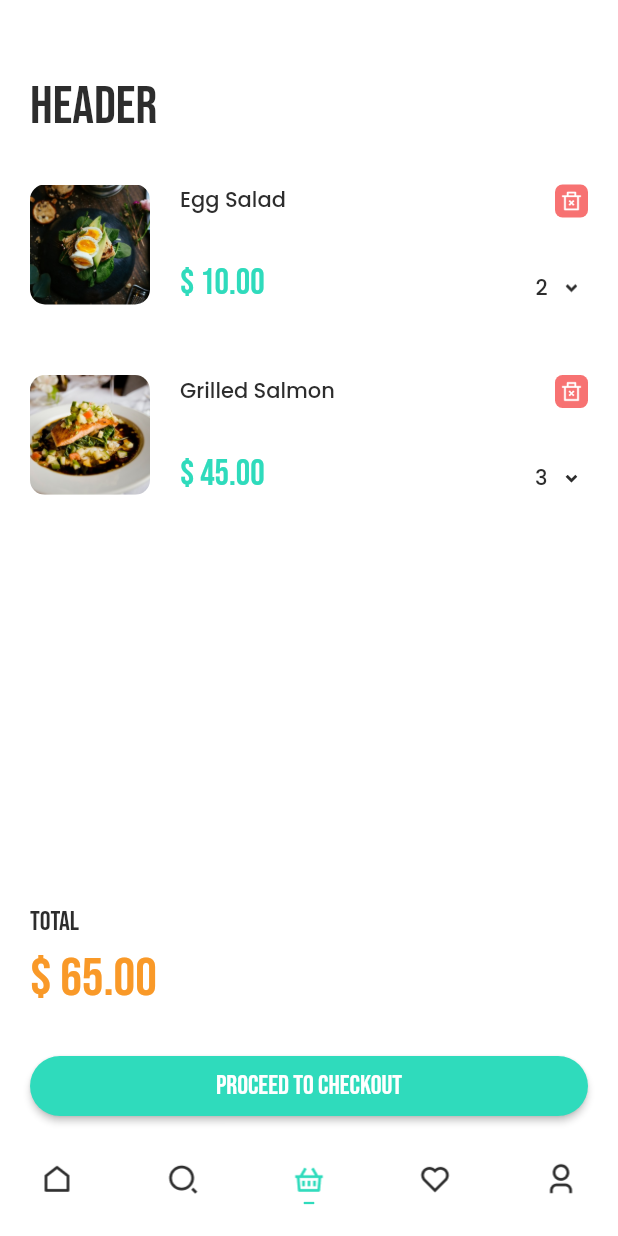
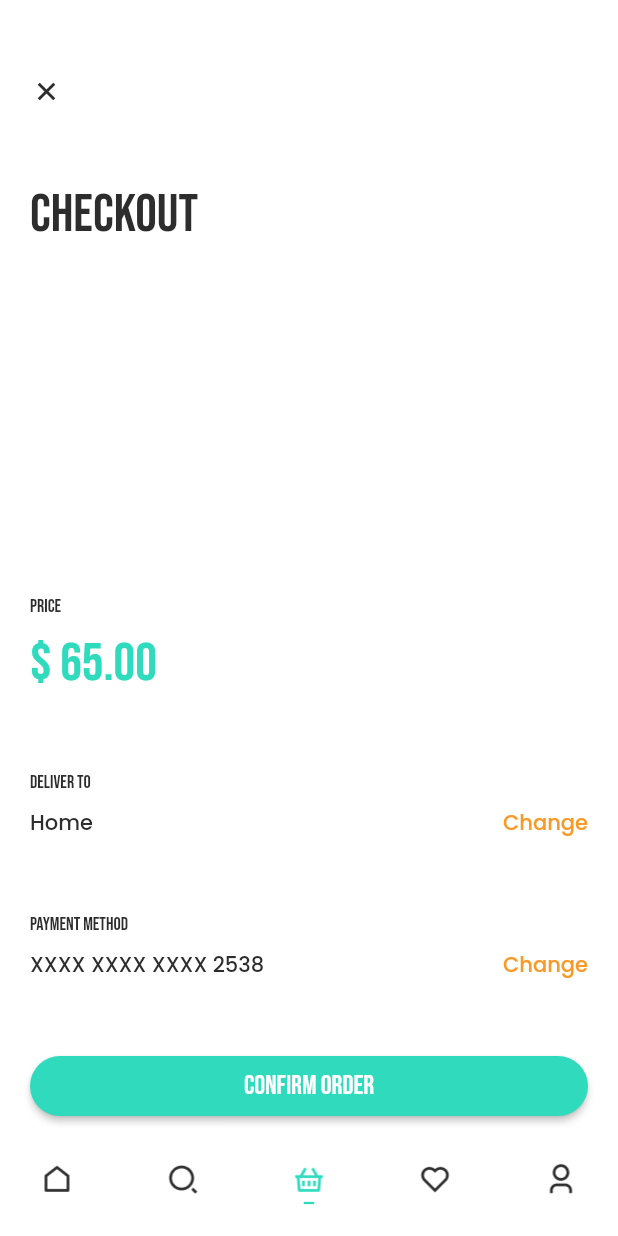
Before and after one commit to Syahro/food_e, a Flutter app: the screen it shows after launch, item 3 of the bottom bar chosen, after a tap on "PROCEED TO CHECKOUT", on a phone screen of 412 x 824 dp. Run offline on Flutter 3.47's test engine with Material 2 defaults, Android fonts, the light colour scheme and no system bars; our stand-ins replace google_fonts.

Commit message:
done modified checkoutPage and add some assets or support

```diff
--- a/lib/pages/basket_page.dart
+++ b/lib/pages/basket_page.dart
@@ -1,4 +1,5 @@
 import 'package:flutter/material.dart';
+import 'package:food_e/pages/checkout_page.dart';
 import 'package:food_e/theme.dart';
 import 'package:food_e/widget/basket_card.dart';
 import 'package:food_e/widget/bottom_floating.dart';
@@ -77,7 +78,16 @@ class BasketPage extends StatelessWidget {
                 height: 40,
                 width: double.infinity,
                 child: RaisedButton(
-                  onPressed: () {},
+                  onPressed: () {
+                    Navigator.push(
+                      context,
+                      MaterialPageRoute(
+                        builder: (context) {
+                          return CheckoutPage();
+                        },
+                      ),
+                    );
+                  },
                   color: primaryColor,
                   shape: RoundedRectangleBorder(
                     borderRadius: BorderRadius.circular(20),
--- /dev/null
+++ b/lib/pages/checkout_page.dart
@@ -0,0 +1,136 @@
+import 'package:flutter/material.dart';
+import 'package:food_e/theme.dart';
+import 'package:food_e/widget/bottom_floating.dart';
+import 'package:food_e/widget/header.dart';
+
+class CheckoutPage extends StatelessWidget {
+  @override
+  Widget build(BuildContext context) {
+    return Scaffold(
+      backgroundColor: whiteColor,
+      floatingActionButton: BottomFloating(
+        isHome: false,
+        isSearch: false,
+        isBasket: true,
+        isLove: false,
+        isUser: false,
+      ),
+      floatingActionButtonLocation: FloatingActionButtonLocation.centerDocked,
+      body: SafeArea(
+        child: Padding(
+          padding: EdgeInsets.symmetric(horizontal: defaultMargin),
+          child: Column(
+            crossAxisAlignment: CrossAxisAlignment.start,
+            children: [
+              SizedBox(
+                height: 50,
+              ),
+              Header(
+                headerTitle: 'CHECKOUT',
+                isSubTitle: false,
+                subTitle: '',
+              ),
+              Spacer(),
+              Text(
+                'PRICE',
+                style: labelText.copyWith(
+                  color: darkColor,
+                ),
+              ),
+              SizedBox(
+                height: 10,
+              ),
+              Text(
+                '\$ 65.00',
+                style: headingOneText.copyWith(
+                  color: primaryColor,
+                ),
+              ),
+              SizedBox(
+                height: 50,
+              ),
+              Text(
+                'DELIVER TO',
+                style: labelText.copyWith(
+                  color: darkColor,
+                ),
+              ),
+              SizedBox(
+                height: 10,
+              ),
+              Row(
+                mainAxisAlignment: MainAxisAlignment.spaceBetween,
+                children: [
+                  Text(
+                    'Home',
+                    style: bodyText.copyWith(
+                      color: darkColor,
+                    ),
+                  ),
+                  Text(
+                    'Change',
+                    style: bodyText.copyWith(
+                      color: secondaryColor,
+                    ),
+                  ),
+                ],
+              ),
+              SizedBox(
+                height: 50,
+              ),
+              Text(
+                'PAYMENT METHOD',
+                style: labelText.copyWith(
+                  color: darkColor,
+                ),
+              ),
+              SizedBox(
+                height: 10,
+              ),
+              Row(
+                mainAxisAlignment: MainAxisAlignment.spaceBetween,
+                children: [
+                  Text(
+                    'XXXX XXXX XXXX 2538',
+                    style: bodyText.copyWith(
+                      color: darkColor,
+                    ),
+                  ),
+                  Text(
+                    'Change',
+                    style: bodyText.copyWith(
+                      color: secondaryColor,
+                    ),
+                  ),
+                ],
+              ),
+              SizedBox(
+                height: 50,
+              ),
+              Container(
+                width: double.infinity,
+                height: 40,
+                child: RaisedButton(
+                  onPressed: () {},
+                  color: primaryColor,
+                  shape: RoundedRectangleBorder(
+                    borderRadius: BorderRadius.circular(20),
+                  ),
+                  child: Text(
+                    'CONFIRM ORDER',
+                    style: headingThreeText.copyWith(
+                      color: whiteColor,
+                    ),
+                  ),
+                ),
+              ),
+              SizedBox(
+                height: 80,
+              ),
+            ],
+          ),
+        ),
+      ),
+    );
+  }
+}
```
